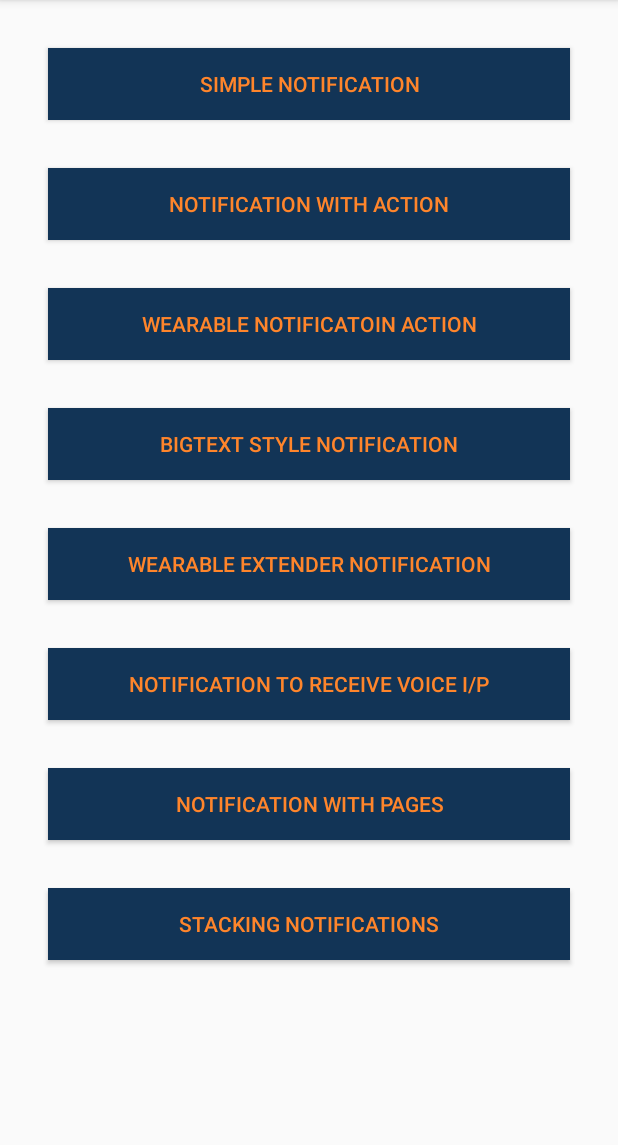
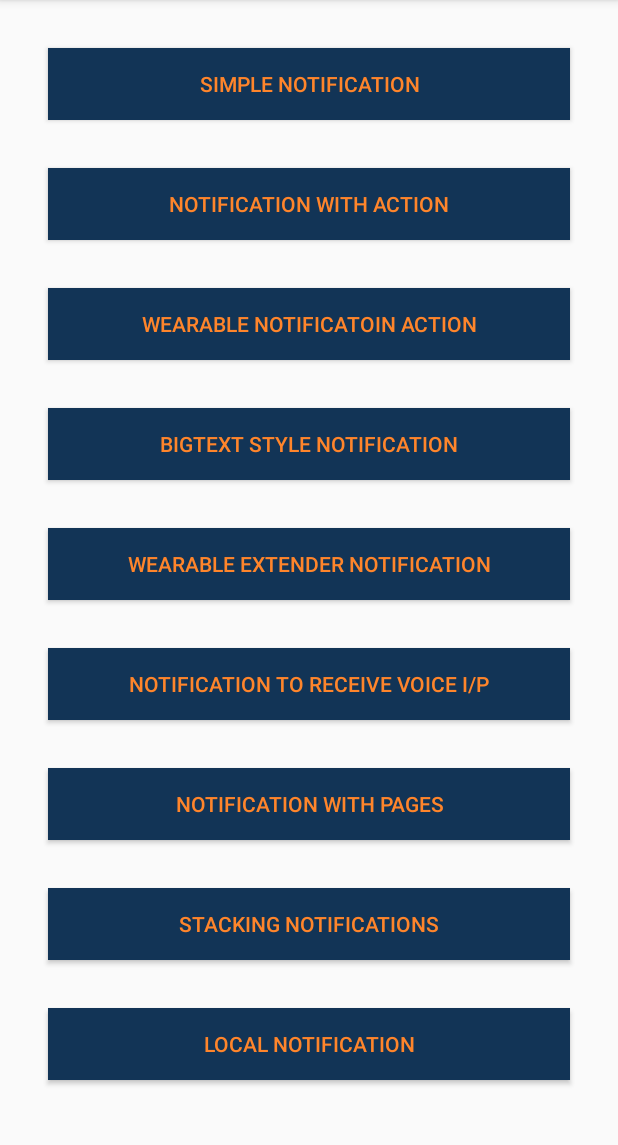
Before and after one commit to ravisravan89/NotificationsDemo, an Android app: the screen it shows after launch (MainActivity), on a phone screen of 412 x 824 dp, the part 84-1229 px from its top. Run offline under Robolectric (Android 15) with nearby library versions, the phone set to English and light mode, and no system bars.

Commit message:
Added local only notifications and added a unique integer for pending intents for each notification to over come the same intent passed for all buttons issue.

```diff
--- a/app/src/main/res/layout/activity_main.xml
+++ b/app/src/main/res/layout/activity_main.xml
@@ -101,5 +101,16 @@
             android:text="Stacking Notifications"
             android:textColor="#ff852b" />
 
+        <Button
+            android:id="@+id/localonly"
+            android:layout_width="match_parent"
+            android:layout_height="wrap_content"
+            android:layout_margin="16dp"
+            android:background="#123456"
+            android:onClick="triggerButtonPress"
+            android:layout_below="@+id/stacking"
+            android:text="Local Notification"
+            android:textColor="#ff852b" />
+
     </RelativeLayout>
 </ScrollView>
--- a/build.gradle
+++ b/build.gradle
@@ -5,7 +5,7 @@ buildscript {
         jcenter()
     }
     dependencies {
-        classpath 'com.android.tools.build:gradle:1.3.0'
+        classpath 'com.android.tools.build:gradle:2.1.3'
 
         // NOTE: Do not place your application dependencies here; they belong
         // in the individual module build.gradle files
```
Also changed, not shown: app/src/main/java/com/ravisravan/wearable/notifications/MainActivity.java (+31 -12 lines), gradle/wrapper/gradle-wrapper.properties, 1 other file.
